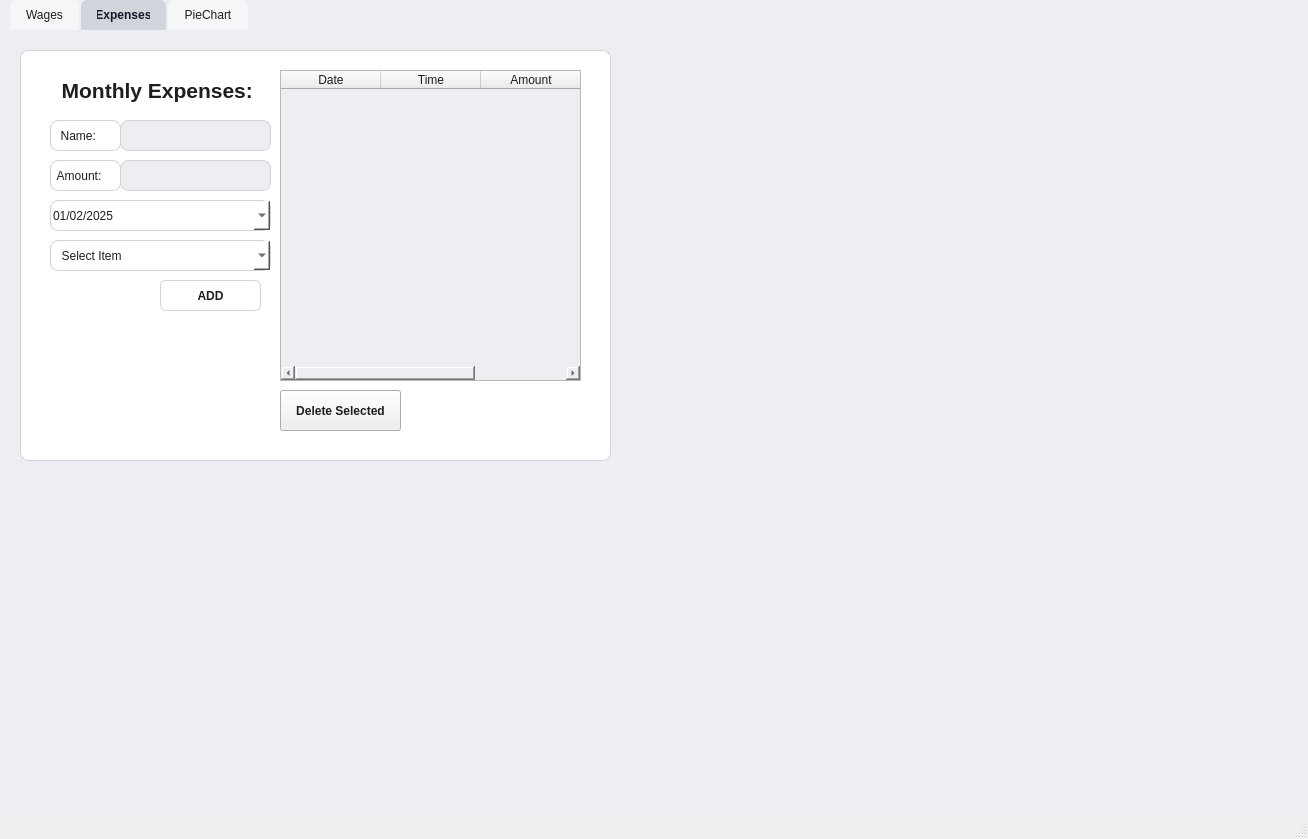
This is mainwindow.ui in JordanAyl/Budget-App-C- as Qt 5 draws it before an edit. The edited form follows.
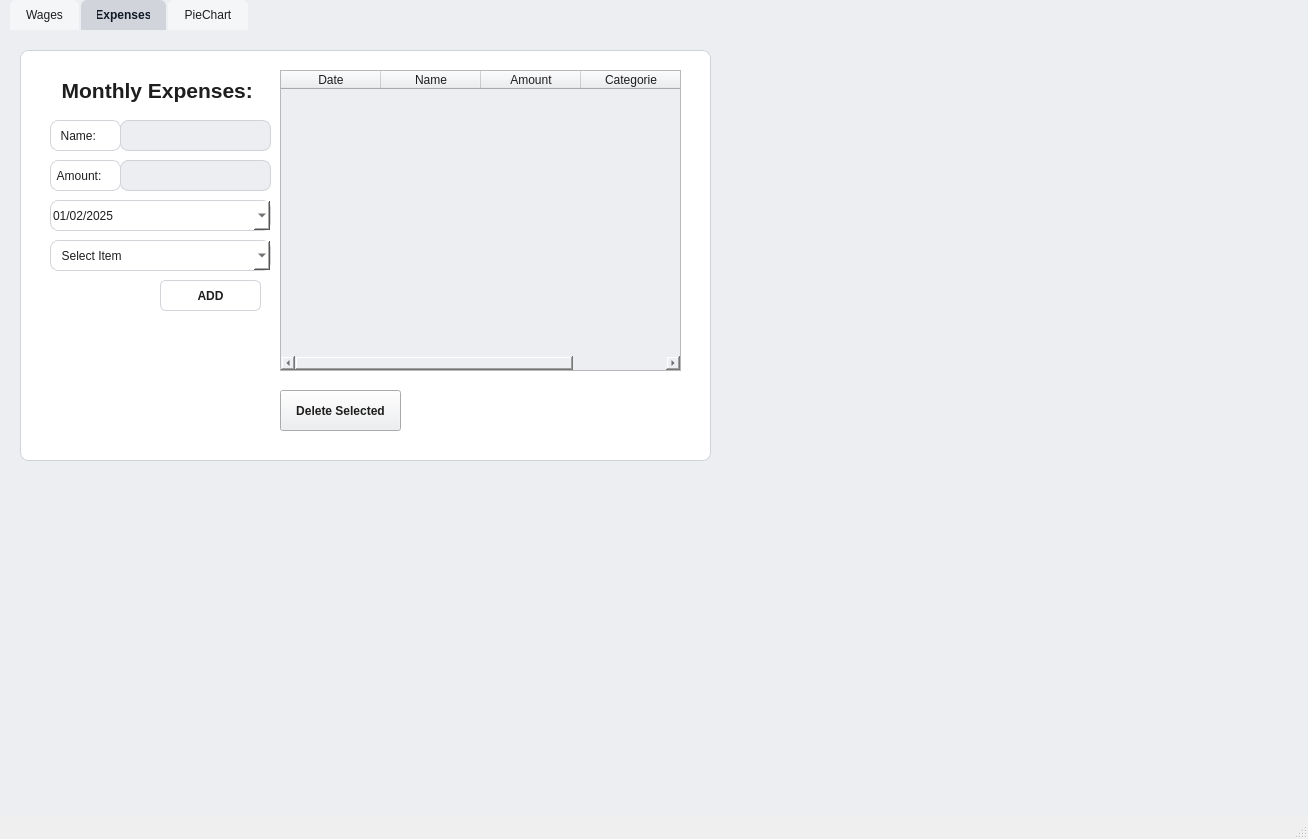
This is the edited form. The open tabs and pages were chosen to show the change. Icons and pictures are not drawn. Custom widgets are drawn as their Qt base class.

Patch:
```diff
--- a/mainwindow.ui
+++ b/mainwindow.ui
@@ -382,15 +382,15 @@
        <rect>
         <x>270</x>
         <y>40</y>
-        <width>301</width>
-        <height>311</height>
+        <width>401</width>
+        <height>301</height>
        </rect>
       </property>
       <property name="selectionBehavior">
        <enum>QAbstractItemView::SelectionBehavior::SelectRows</enum>
       </property>
       <property name="columnCount">
-       <number>3</number>
+       <number>4</number>
       </property>
       <column>
        <property name="text">
@@ -399,7 +399,7 @@
       </column>
       <column>
        <property name="text">
-        <string>Time</string>
+        <string>Name</string>
        </property>
       </column>
       <column>
@@ -407,13 +407,18 @@
         <string>Amount</string>
        </property>
       </column>
+      <column>
+       <property name="text">
+        <string>Categorie</string>
+       </property>
+      </column>
      </widget>
      <widget class="QFrame" name="wagesFrame_2">
       <property name="geometry">
        <rect>
         <x>10</x>
         <y>20</y>
-        <width>591</width>
+        <width>691</width>
         <height>411</height>
        </rect>
       </property>
```
Left out of the diff: 4 changed lines with no effect on the pictures.
